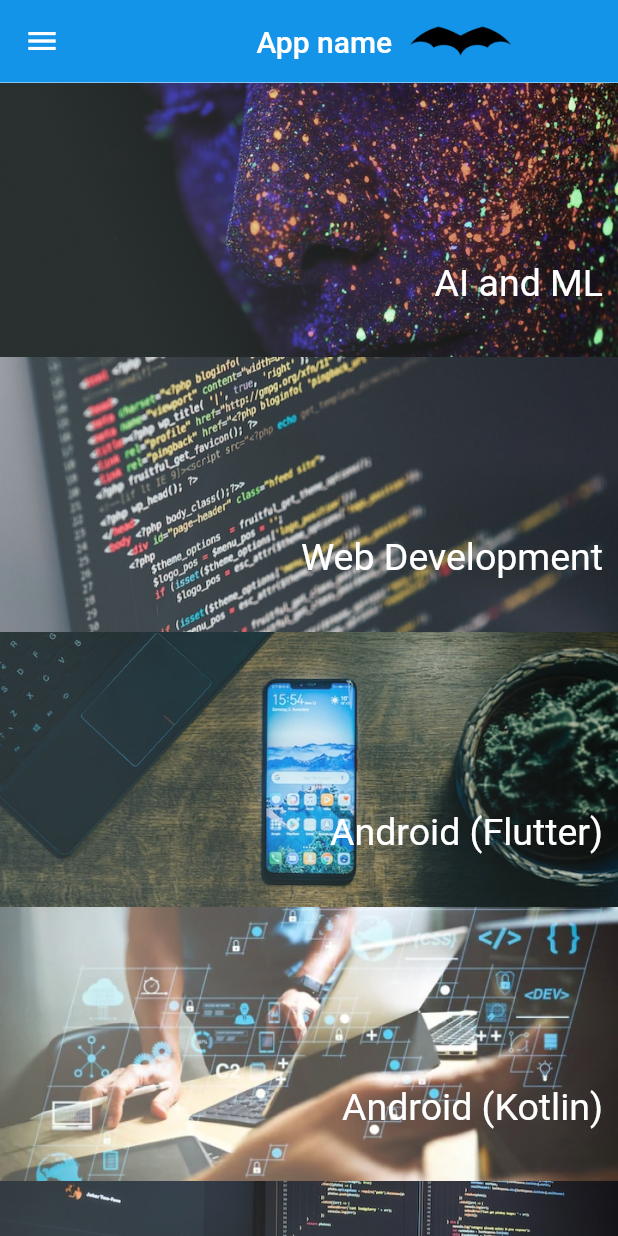
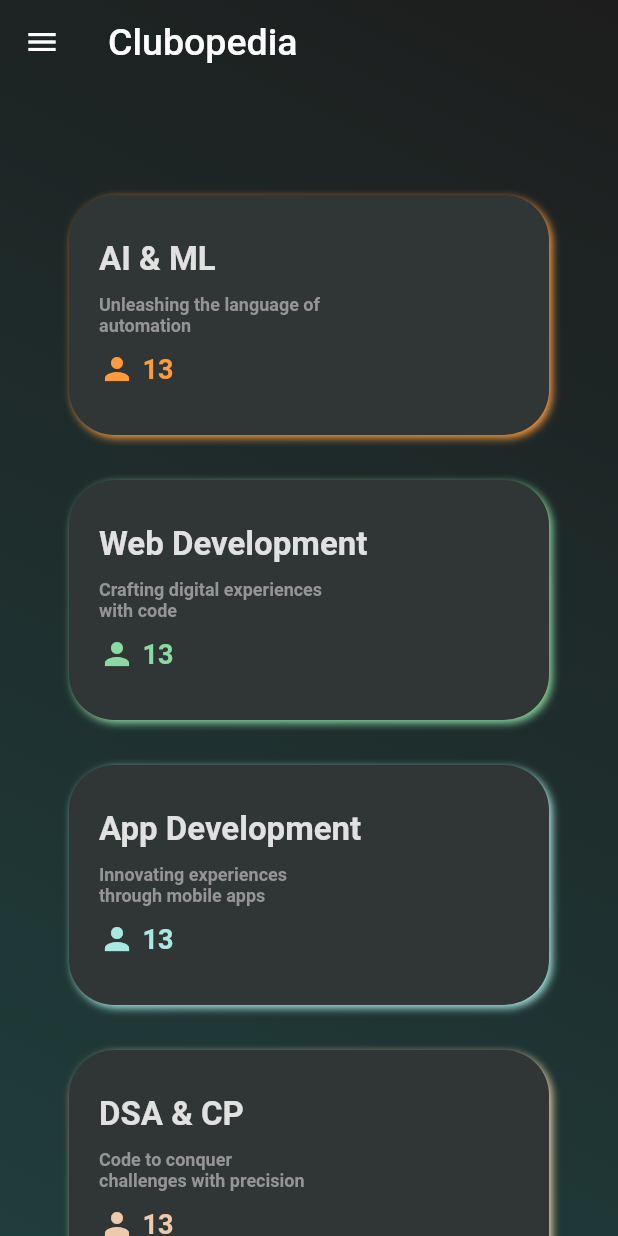
Before and after one commit to divyansh12git/application, a Flutter app: the screen it shows after launch, on a phone screen of 412 x 824 dp. Run offline on Flutter 3.47's test engine with Material 2 defaults, Android fonts, the phone set to English and light mode, and no system bars; statements that could not run were skipped.

Commit message:
9th commit

```diff
--- a/lib/main.dart
+++ b/lib/main.dart
@@ -12,6 +12,7 @@ import 'package:application/pages/management.dart';
 
 
 void main() {
+  Paint.enableDithering = true;
   runApp(MyApp());
 }
 
--- /dev/null
+++ b/lib/old_ui/landingPage_old.dart
@@ -0,0 +1,37 @@
+import 'package:application/widgets/appbar.dart';
+import 'package:flutter/material.dart';
+import 'package:application/routes/mapping.dart';
+import 'package:application/widgets/drawer.dart';
+import 'package:application/widgets/domainCard.dart';
+
+class Landing_Page extends StatefulWidget {
+  const Landing_Page({super.key});
+
+  @override
+  State<Landing_Page> createState() => _Landing_PageState();
+}
+class _Landing_PageState extends State<Landing_Page> {
+  @override
+  Widget build(BuildContext context) {
+    return Scaffold(
+      appBar:MyAppBar(),
+      body: Padding(
+        padding: EdgeInsets.all(0.0),
+        child: SingleChildScrollView(
+          child: Column(
+            children: [
+              // Domain(imageURL:"images/aiml.png" ,name:"AI and ML",renderpage: MyRoutes.AI_MLRoute,),
+              // Domain(name:"Web Development",imageURL: "images/web.png",renderpage: MyRoutes.Web_DevRoute,),
+              // Domain(name:"Android (Flutter)",imageURL: "images/flutter.png",renderpage: MyRoutes.FlutterRoute,),
+              // Domain(name:"Android (Kotlin)",imageURL: "images/kotlin.png",renderpage: MyRoutes.KotlinRoute,),
+              // Domain(name:"DSA and Programming",imageURL: "images/dsa.png",renderpage: MyRoutes.DSARoute,),
+              // Domain(name:"Designing",imageURL: "images/designing.png",renderpage: MyRoutes.DesigningRoute,),
+              // Domain(name:"Management",imageURL: "images/management.png",renderpage: MyRoutes.ManagementRoute,),
+            ],
+          ),
+        ),
+      ),
+      drawer:MyDrawer(),
+    );
+  }
+}
--- a/lib/pages/landingPage.dart
+++ b/lib/pages/landingPage.dart
@@ -1,8 +1,8 @@
-import 'package:application/widgets/appbar.dart';
-import 'package:flutter/material.dart';
-import 'package:application/routes/mapping.dart';
-import 'package:application/widgets/drawer.dart';
-import 'package:application/widgets/category.dart';
+import "package:application/routes/mapping.dart";
+import "package:application/widgets/drawer.dart";
+import "package:flutter/material.dart";
+
+import "../widgets/domainCard.dart";
 
 class Landing_Page extends StatefulWidget {
   const Landing_Page({super.key});
@@ -10,28 +10,78 @@ class Landing_Page extends StatefulWidget {
   @override
   State<Landing_Page> createState() => _Landing_PageState();
 }
+
 class _Landing_PageState extends State<Landing_Page> {
+  var scaffoldKey = GlobalKey<ScaffoldState>();
   @override
   Widget build(BuildContext context) {
     return Scaffold(
-      appBar:MyAppBar(),
-      body: Padding(
-        padding: EdgeInsets.all(0.0),
-        child: SingleChildScrollView(
-          child: Column(
-            children: [
-              Domain(imageURL:"images/aiml.png" ,name:"AI and ML",renderpage: MyRoutes.AI_MLRoute,),
-              Domain(name:"Web Development",imageURL: "images/web.png",renderpage: MyRoutes.Web_DevRoute,),
-              Domain(name:"Android (Flutter)",imageURL: "images/flutter.png",renderpage: MyRoutes.FlutterRoute,),
-              Domain(name:"Android (Kotlin)",imageURL: "images/kotlin.png",renderpage: MyRoutes.KotlinRoute,),
-              Domain(name:"DSA and Programming",imageURL: "images/dsa.png",renderpage: MyRoutes.DSARoute,),
-              Domain(name:"Designing",imageURL: "images/designing.png",renderpage: MyRoutes.DesigningRoute,),
-              Domain(name:"Management",imageURL: "images/management.png",renderpage: MyRoutes.ManagementRoute,),
-            ],
-          ),
-        ),
+      extendBodyBehindAppBar: true,
+      appBar: AppBar(
+
+        backgroundColor: Colors.transparent,
+        // backgroundColor: Color(0x44000000),
+        elevation: 0,
+        title: Text("Clubopedia", style: TextStyle(fontSize: 25)),
       ),
-      drawer:MyDrawer(),
+      drawer: MyDrawer(),
+      body: Container(
+          decoration: BoxDecoration(
+              gradient: LinearGradient(
+                  begin: Alignment.topRight,
+                  end: Alignment.bottomLeft,
+                  colors: [Color(0xff1D1D1D), Color(0xff1F3D3B)])),
+          height: MediaQuery.of(context).size.height,
+          width: double.infinity,
+          child: Padding(
+            padding: EdgeInsets.only(top: 30),
+            child: SingleChildScrollView(
+              child: Column(
+                mainAxisAlignment: MainAxisAlignment.start,
+                children: [
+                  Container(height: 70),
+                  Domain(
+                      name: "AI & ML",
+                      tagline: "Unleashing the language of automation",
+                      people_count: "13",
+                      colour: 0xffFF9B3D,
+                      renderpage: MyRoutes.AI_MLRoute),
+                  Domain(
+                      name: "Web Development ",
+                      tagline: "Crafting digital experiences with code",
+                      people_count: "13",
+                      colour:0xff8BDAA1,
+                      renderpage: MyRoutes.Web_DevRoute),
+                  Domain(
+                      name: "App Development",
+                      tagline: "Innovating experiences through mobile apps",
+                      people_count: "13",
+                      colour:0xffA8E9E3,
+                      renderpage: MyRoutes.FlutterRoute),
+                  Domain(
+                      name: "DSA & CP",
+                      tagline: "Code to conquer challenges with precision",
+                      people_count: "13",
+                      colour:0xffEDCAAA,
+                      renderpage: MyRoutes.DSARoute),
+
+                      Domain(
+                      name: "UI / UX",
+                      tagline: "Elevating design, enhancing user journeys",
+                      people_count: "13",
+                      colour:0xffFBFF37,
+                      renderpage: MyRoutes.DesigningRoute),
+                      Domain(
+                      name: "Management",
+                      tagline: "Guiding success, forging a strong future",
+                      people_count: "13",
+                      colour:0xffD4B9FE,
+                      renderpage: MyRoutes.ManagementRoute)
+                      ,Container(height:20)
+                ],
+              ),
+            ),
+          )),
     );
   }
 }
--- /dev/null
+++ b/lib/widgets/domainCard.dart
@@ -0,0 +1,54 @@
+import "package:flutter/material.dart";
+import 'package:application/routes/mapping.dart';
+
+class Domain extends StatelessWidget {
+
+String name,tagline,renderpage,people_count;
+int colour;
+Domain({required this.name,required this.tagline,required this.people_count,required this.colour,required this.renderpage});
+
+  @override
+  Widget build(BuildContext context) {
+    return GestureDetector(
+
+                onTap: () {
+                  Navigator.pushNamed(context, renderpage);
+                },
+                child: Container(
+                  margin: EdgeInsets.only(top:30),
+                  height:160,width:320,
+                  decoration: BoxDecoration(
+                    color: Color(0xff303636),
+                    borderRadius: BorderRadius.all(Radius.circular(30)),
+                    boxShadow: [BoxShadow(color: Color(colour),
+      blurRadius: 4.0,offset: Offset(2, 2))]
+                  ),
+                  child: Padding(
+                    padding: const EdgeInsets.only(left:20),
+                    child: Column(
+                      mainAxisAlignment: MainAxisAlignment.start,
+                      crossAxisAlignment: CrossAxisAlignment.start,
+                      children: [
+                        Container(height:30),
+                        Text(name,style:TextStyle(color:Color(0xffE1E1E1),fontSize: 22,fontWeight: FontWeight.bold,)),
+                        Container(height:10),
+                        Container(
+                          width:150,
+                          child: Text(tagline,style:TextStyle(color:Color(0xff959595),fontSize: 12,fontWeight: FontWeight.w600),),),
+                          Container(height:10),
+                          Row(children: [
+                            Icon(Icons.person,color: Color(colour),),
+                            Container(width:5),
+                            Text(people_count,style: TextStyle(color: Color(colour),fontSize: 18,fontWeight: FontWeight.bold),)
+                          ],)
+                      ]),
+                  ),
+
+
+
+
+
+                )
+              );
+  }
+}
```
Also changed, not shown: images/drawer_icon.png (added), lib/old_ui/category.dart (renamed from lib/widgets/category.dart).
